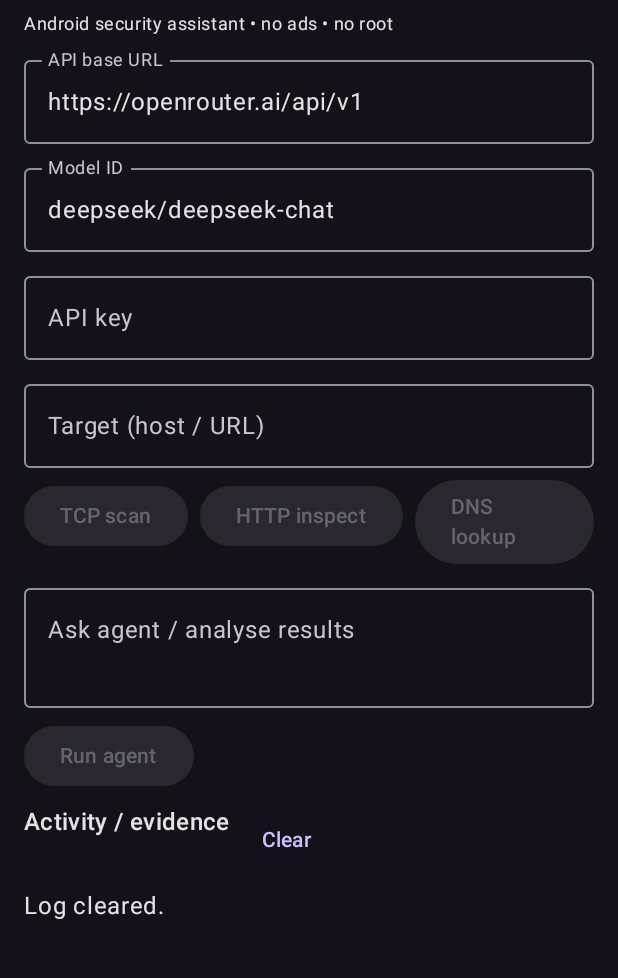
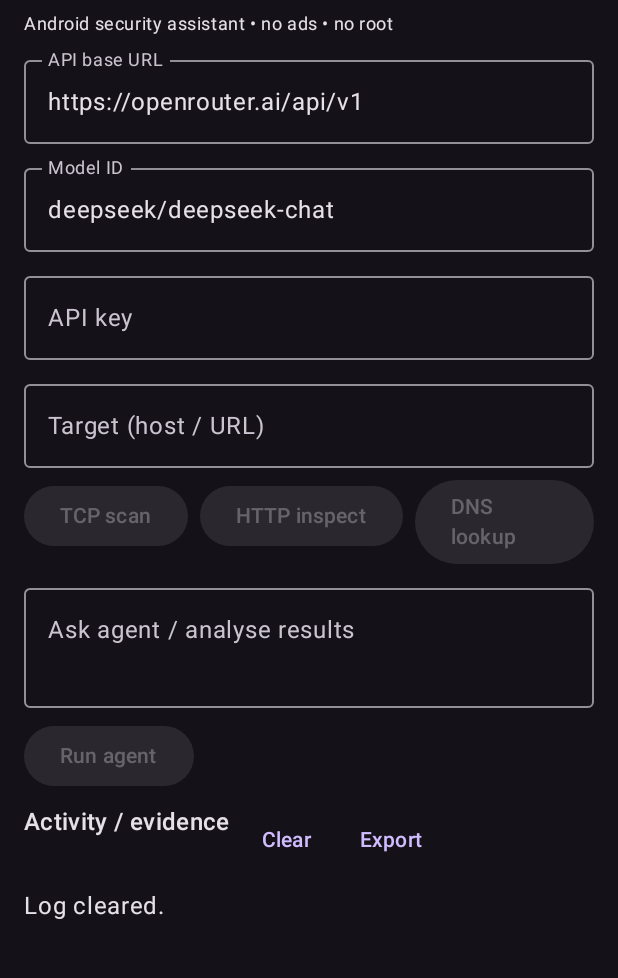
Before and after one commit to 999-fl/cyberagent, an Android app built with Jetpack Compose: the screen it shows after launch (MainActivity), after a tap on "Clear", on a phone screen of 412 x 824 dp, the part 72-1050 px from its top. Run offline under Robolectric (Android 15) with nearby library versions, the phone set to English and light mode, and no system bars.

Commit message:
Add shareable evidence log export

```diff
--- a/app/src/main/java/com/cyberagent/mobile/MainActivity.kt
+++ b/app/src/main/java/com/cyberagent/mobile/MainActivity.kt
@@ -1,5 +1,6 @@
 package com.cyberagent.mobile
 
+import android.content.Intent
 import android.os.Bundle
 import androidx.activity.ComponentActivity
 import androidx.activity.compose.setContent
@@ -8,6 +9,7 @@ import androidx.compose.foundation.lazy.LazyColumn
 import androidx.compose.material3.*
 import androidx.compose.runtime.*
 import androidx.compose.ui.Modifier
+import androidx.compose.ui.platform.LocalContext
 import androidx.compose.ui.text.input.PasswordVisualTransformation
 import androidx.compose.ui.unit.dp
 import kotlinx.coroutines.launch
@@ -22,6 +24,7 @@ class MainActivity : ComponentActivity() {
 @Composable
 fun CyberAgentApp() {
  val scope = rememberCoroutineScope()
+ val context = LocalContext.current
  var apiKey by remember { mutableStateOf("") }
  var endpoint by remember { mutableStateOf("https://openrouter.ai/api/v1") }
  var model by remember { mutableStateOf("deepseek/deepseek-chat") }
@@ -45,10 +48,14 @@ fun CyberAgentApp() {
      Button(enabled=!busy && target.isNotBlank(), onClick={busy=true; scope.launch { try { append(NetTools.dns(target)) } catch(e:Exception) { append("DNS error: ${e.message}") } finally { busy=false } }}) { Text("DNS lookup") }
     }
     OutlinedTextField(prompt, {prompt=it}, label={Text("Ask agent / analyse results")}, modifier=Modifier.fillMaxWidth(), minLines=2)
-    Button(enabled=!busy && prompt.isNotBlank() && apiKey.isNotBlank(), onClick={busy=true; scope.launch { try { append(Agent.run(endpoint,model,apiKey,target,prompt,log)) } catch(e:Exception) { append("Agent error: ${e.message}") } finally { busy=false } }}) { Text(if(busy) "Working…" else "Run agent") }
+    Button(enabled=!busy && prompt.isNotBlank() && apiKey.isNotBlank() && target.isNotBlank(), onClick={busy=true; scope.launch { try { append(Agent.run(endpoint,model,apiKey,target,prompt,log)) } catch(e:Exception) { append("Agent error: ${e.message}") } finally { busy=false } }}) { Text(if(busy) "Working…" else "Run agent") }
     Row(horizontalArrangement=Arrangement.spacedBy(8.dp)) {
      Text("Activity / evidence", style=MaterialTheme.typography.titleMedium)
      TextButton(onClick={log="Log cleared."},enabled=!busy) {Text("Clear")}
+     TextButton(onClick={
+      val send=Intent(Intent.ACTION_SEND).apply { type="text/plain"; putExtra(Intent.EXTRA_SUBJECT,"CyberAgent evidence"); putExtra(Intent.EXTRA_TEXT,"CyberAgent evidence log\nTarget: $target\n\n$log") }
+      context.startActivity(Intent.createChooser(send,"Export evidence"))
+     }) {Text("Export")}
     }
     Box(Modifier.fillMaxSize()) { LazyColumn { item { Text(log) } } }
    }
```
